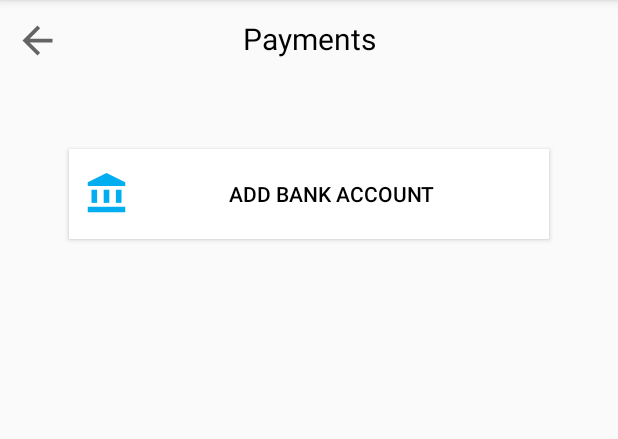
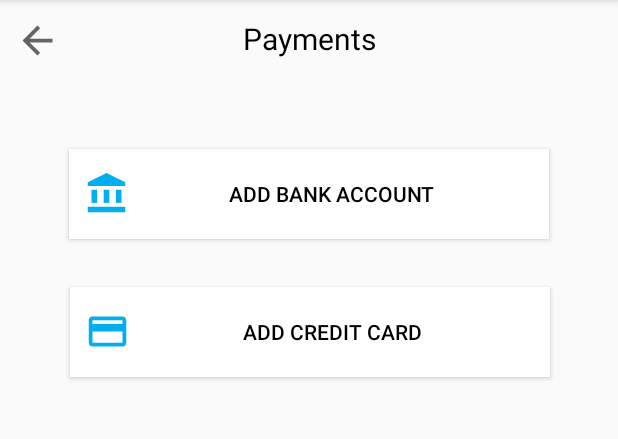
Before and after one commit to itsfahadmughal/LynxDispatch, an Android app: the PaymentActivity screen opened directly, with no data from a screen before it, on a phone screen of 412 x 824 dp, the part 84-523 px from its top. Run offline under Robolectric (Android 15) with nearby library versions, the phone set to English and light mode, and no system bars.

Commit message:
Add Credit Card Detail

```diff
--- a/app/src/main/AndroidManifest.xml
+++ b/app/src/main/AndroidManifest.xml
@@ -12,7 +12,8 @@
         android:theme="@style/AppTheme"
         android:usesCleartextTraffic="true"
         tools:ignore="GoogleAppIndexingWarning">
-        <activity android:name=".PaymentActivity_2"></activity>
+        <activity android:name=".PaymentActivity_3"></activity>
+        <activity android:name=".PaymentActivity_2" />
         <activity android:name=".PaymentActivity" />
         <activity android:name=".ForgetPassActivity" />
         <activity android:name=".Sign_Up_2" />
--- a/app/src/main/java/com/example/lynxdispatch/PaymentActivity.java
+++ b/app/src/main/java/com/example/lynxdispatch/PaymentActivity.java
@@ -11,7 +11,7 @@ import android.widget.Button;
 
 public class PaymentActivity extends AppCompatActivity {
 
-    private Button addbankAccount, backButton;
+    private Button addbankAccount, backButton, addcreditCard;
 
     @Override
     protected void onCreate(Bundle savedInstanceState) {
@@ -35,12 +35,25 @@ public class PaymentActivity extends AppCompatActivity {
                 overridePendingTransition(android.R.anim.slide_in_left, android.R.anim.slide_out_right);
             }
         });
+
+        addcreditCard.setOnClickListener(new View.OnClickListener() {
+            @Override
+            public void onClick(View v) {
+                Intent intent = new Intent(PaymentActivity.this, PaymentActivity_3.class);
+                startActivity(intent);
+                overridePendingTransition(android.R.anim.slide_in_left, android.R.anim.slide_out_right);
+            }
+        });
+
+
     }
 
     private void inialization() {
         addbankAccount = findViewById(R.id.button_payment);
+        addcreditCard = findViewById(R.id.button_payment2);
         backButton = findViewById(R.id.backButton_go_to_payment);
         addbankAccount.setBackgroundColor(Color.WHITE);
+        addcreditCard.setBackgroundColor(Color.WHITE);
 
     }
 
--- /dev/null
+++ b/app/src/main/res/drawable/ic_baseline_credit_card_24.xml
@@ -0,0 +1,5 @@
+<vector android:height="30dp" android:tint="#02AEF0"
+    android:viewportHeight="24" android:viewportWidth="24"
+    android:width="30dp" xmlns:android="http://schemas.android.com/apk/res/android">
+    <path android:fillColor="@android:color/white" android:pathData="M20,4L4,4c-1.11,0 -1.99,0.89 -1.99,2L2,18c0,1.11 0.89,2 2,2h16c1.11,0 2,-0.89 2,-2L22,6c0,-1.11 -0.89,-2 -2,-2zM20,18L4,18v-6h16v6zM20,8L4,8L4,6h16v2z"/>
+</vector>
--- a/app/src/main/res/layout/activity_payment.xml
+++ b/app/src/main/res/layout/activity_payment.xml
@@ -5,6 +5,21 @@
     android:layout_width="match_parent"
     android:layout_height="match_parent"
     tools:context=".PaymentActivity">
+
+    <Button
+        android:id="@+id/button_payment2"
+        android:layout_width="320dp"
+        android:layout_height="60dp"
+        android:layout_marginTop="32dp"
+        android:drawableLeft="@drawable/ic_baseline_credit_card_24"
+        android:elevation="10dp"
+        android:padding="10dp"
+        android:text="Add Credit Card"
+        android:textColor="#000000"
+        app:layout_constraintEnd_toEndOf="parent"
+        app:layout_constraintHorizontal_bias="0.505"
+        app:layout_constraintStart_toStartOf="parent"
+        app:layout_constraintTop_toBottomOf="@+id/button_payment" />
 
     <Button
         android:id="@+id/backButton_go_to_payment"
```
Also changed, not shown: app/src/main/java/com/example/lynxdispatch/PaymentActivity_3.java (added, +27 -0 lines), app/src/main/res/layout/activity_payment_3.xml (added, +9 -0 lines).
